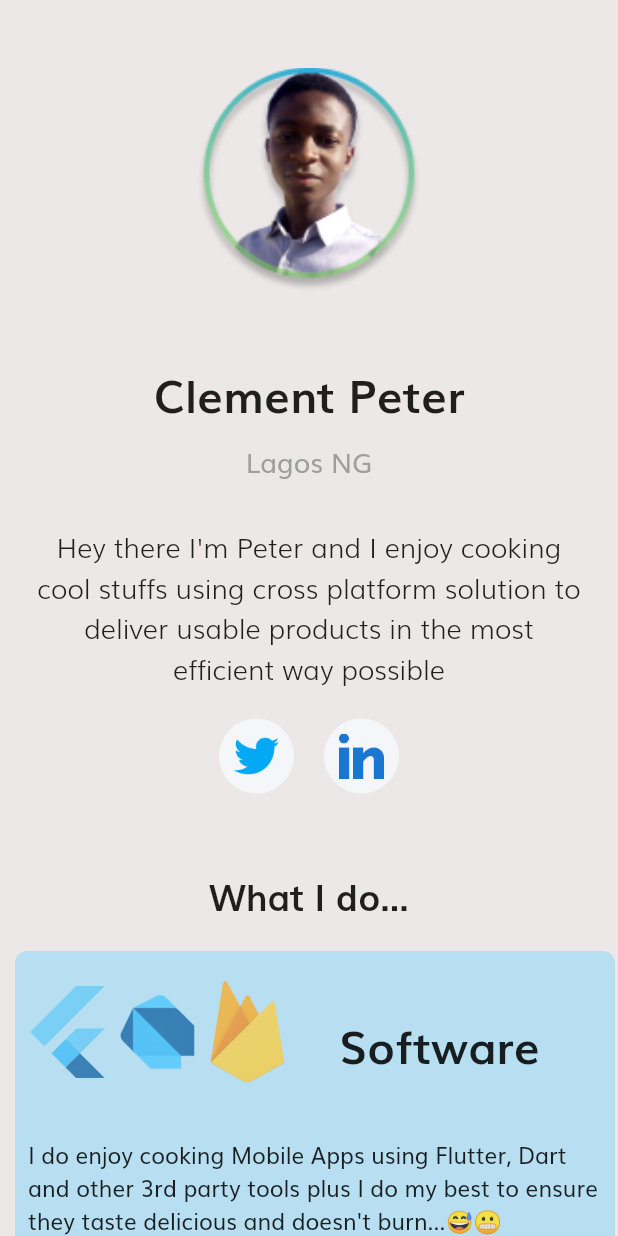
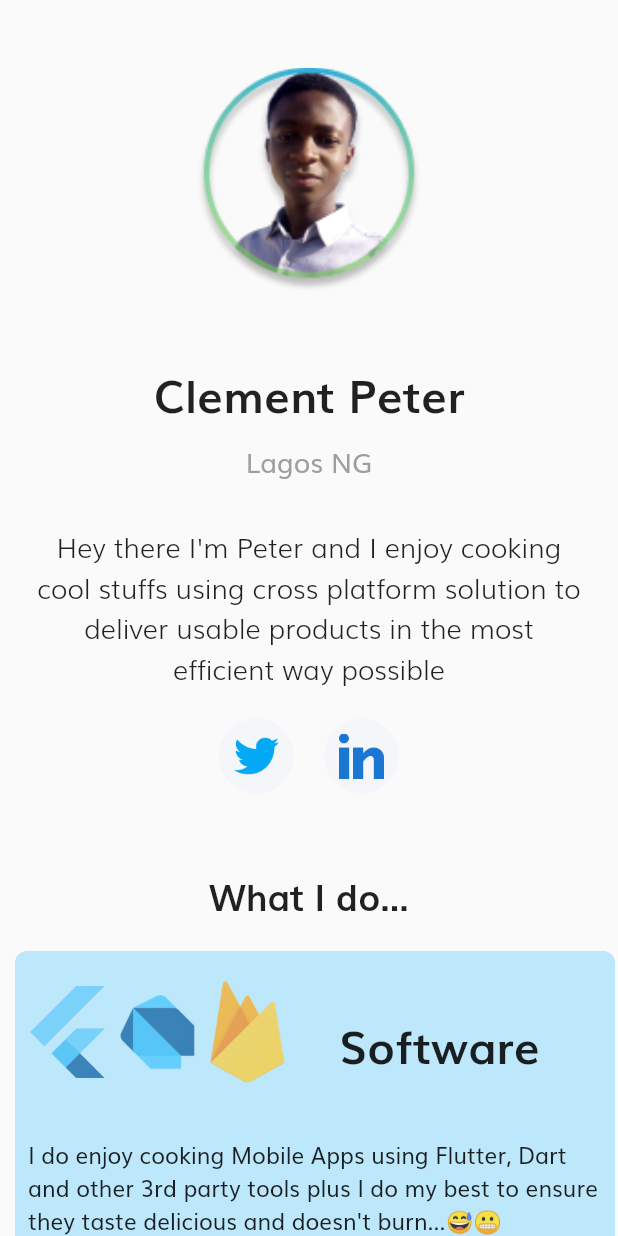
Before and after one commit to ClementPeter/HNG_Stage_2_Resume, a Flutter app: the screen it shows after launch, on a phone screen of 412 x 824 dp. Run offline on Flutter 3.47's test engine with Material 2 defaults, Android fonts, the light colour scheme and no system bars; drawn by our look-alikes of avatar_glow; our stand-ins replace adaptive_theme.

Commit message:
HNG_STAGE_2 Mobile Resume

```diff
--- a/lib/main.dart
+++ b/lib/main.dart
@@ -1,6 +1,7 @@
 import 'package:flutter/material.dart';
 import 'package:peter_resume/screens/homepage.dart';
 import 'package:peter_resume/screens/splash.dart';
+import 'package:adaptive_theme/adaptive_theme.dart';
 
 ///Access all contact info from a List
 void main() {
@@ -12,7 +13,19 @@
 
   @override
   Widget build(BuildContext context) {
-    return MaterialApp(
+    return AdaptiveTheme(
+      light: ThemeData(
+        brightness: Brightness.light,
+        // primarySwatch: Colors.red,
+        // accentColor: Colors.amber,
+      ),
+      dark: ThemeData(
+        brightness: Brightness.dark,
+        //primarySwatch: Colors.red,
+        //accentColor: Colors.amber,
+      ),
+      initial: AdaptiveThemeMode.system,
+      builder: (theme, darktheme) => MaterialApp(
         title: 'Peter Resume',
         theme: ThemeData(
           //scaffoldBackgroundColor: Colors.white,
@@ -25,6 +38,8 @@
         routes: {
           '/': (context) => const Splash(),
           '/second': (context) => const HomePage(),
-        },);
+        },
+      ),
+    );
   }
 }
--- a/lib/screens/homepage.dart
+++ b/lib/screens/homepage.dart
@@ -11,7 +11,7 @@
   @override
   Widget build(BuildContext context) {
     return Scaffold(
-      backgroundColor: const Color(0xFFede8e8),
+     // backgroundColor: const Color(0xFFede8e8),
       body: SafeArea(
         child: ListView(
           children: [
--- a/lib/screens/splash.dart
+++ b/lib/screens/splash.dart
@@ -30,7 +30,7 @@
   //Splash Screen
   Widget build(BuildContext context) {
     return Scaffold(
-      backgroundColor: const Color(0xFFede8e8),
+     // backgroundColor: const Color(0xFFede8e8),
       // backgroundColor: Colors.black,
       body: Center(
         child: AnimatedContainer(
--- a/pubspec.yaml
+++ b/pubspec.yaml
@@ -35,6 +35,7 @@
   # Use with the CupertinoIcons class for iOS style icons.
   cupertino_icons: ^1.0.2
   avatar_glow: ^2.0.2
+  adaptive_theme: ^2.3.1
 
 dev_dependencies:
   flutter_test:
```
Also changed, not shown: pubspec.lock, 1 other file.
